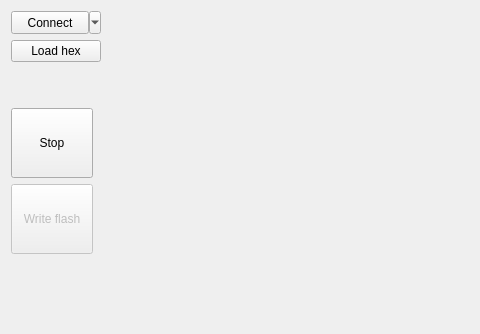
Old version of the form src/LorrisProgrammer/ui/miniprogrammerui.ui in the repository Tasssadar/Lorris; both pictures show x 0 to 480 and y 0 to 334 of the 660 by 462 pixel window.
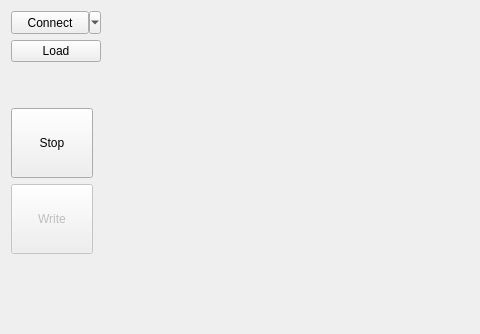
New version of the form. Icons and pictures are not drawn.

What changed in the file:
```diff
--- a/src/LorrisProgrammer/ui/miniprogrammerui.ui
+++ b/src/LorrisProgrammer/ui/miniprogrammerui.ui
@@ -57,7 +57,7 @@
             <string>No file currently opened</string>
            </property>
            <property name="text">
-            <string>Load hex</string>
+            <string>Load</string>
            </property>
            <property name="icon">
             <iconset resource="../../actions.qrc">
@@ -166,7 +166,7 @@
           <string notr="true"/>
          </property>
          <property name="text">
-          <string>Write flash</string>
+          <string>Write</string>
          </property>
          <property name="icon">
           <iconset resource="../programmericons.qrc">
```
